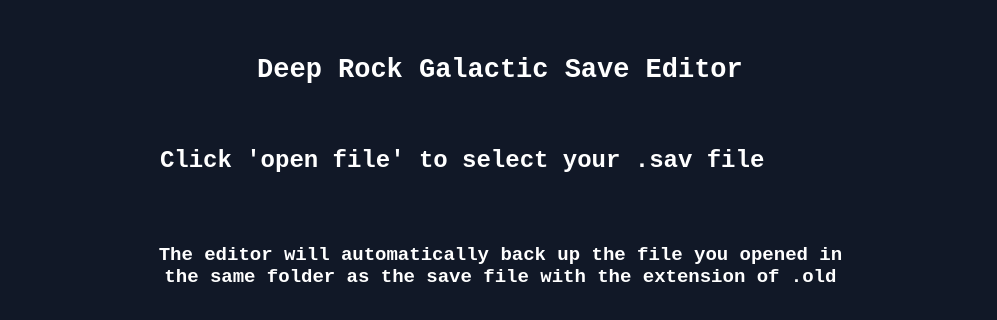
This is src/window.ui in WayneYellow/Deep-Rock-Galactic-Save-Editor as Qt 5 draws it before an edit; both pictures show x 0 to 997 and y 96 to 416 of the 997 by 600 pixel window. The edited form follows.
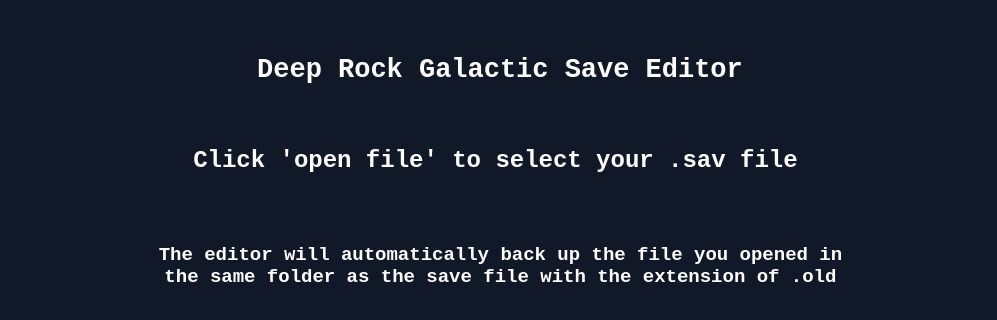
This is the edited form. Icons and pictures are not drawn.

Commit message: correct typo

Diff of the .ui file:
```diff
--- a/src/window.ui
+++ b/src/window.ui
@@ -437,9 +437,9 @@
      <widget class="QLabel" name="label_23">
       <property name="geometry">
        <rect>
-        <x>160</x>
+        <x>0</x>
         <y>130</y>
-        <width>681</width>
+        <width>991</width>
         <height>91</height>
        </rect>
       </property>
@@ -457,6 +457,9 @@
       <property name="text">
        <string>Click 'open file' to select your .sav file</string>
       </property>
+      <property name="alignment">
+       <set>Qt::AlignCenter</set>
+      </property>
      </widget>
     </widget>
     <widget class="QWidget" name="resources_page">
```
The commit also changes 1 other file.
